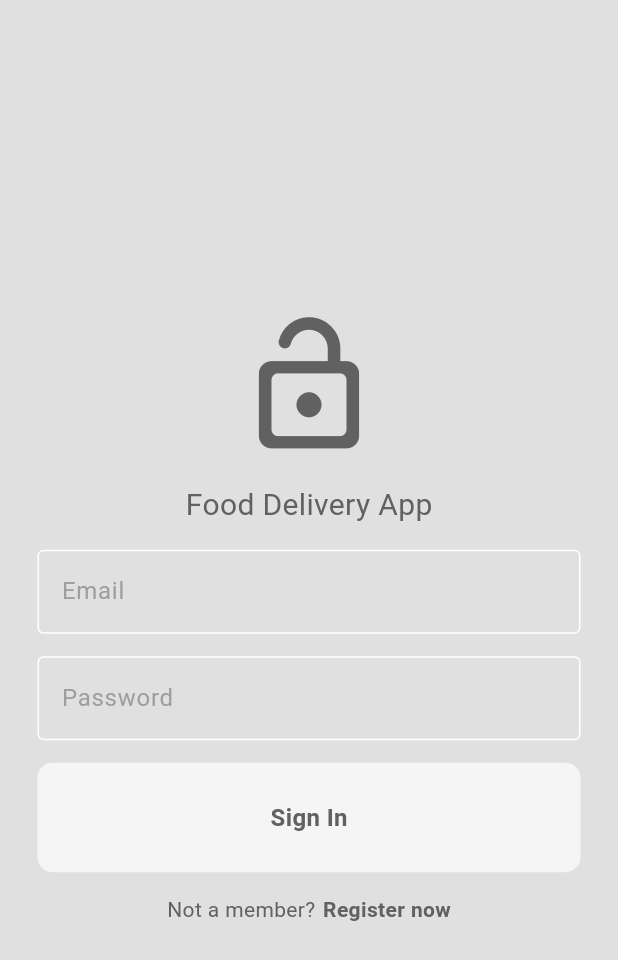
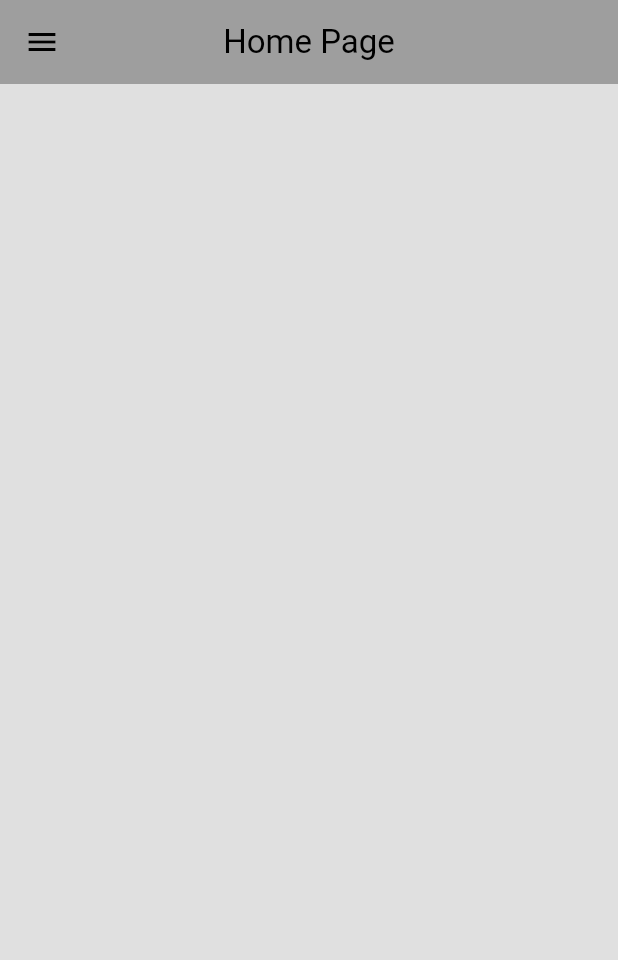
Before and after one commit to pasanUdr/food-delivery-app, a Flutter app: the screen it shows after launch, after a tap on "Sign In", on a phone screen of 412 x 824 dp. Shown: the top 960 px of the screen. Run offline on Flutter 3.47's test engine with Material 3 defaults, Android fonts, the phone set to English and light mode, and no system bars.

```diff
--- /dev/null
+++ b/devtools_options.yaml
@@ -0,0 +1,3 @@
+description: This file stores settings for Dart & Flutter DevTools.
+documentation: https://docs.flutter.dev/tools/devtools/extensions#configure-extension-enablement-states
+extensions:
--- /dev/null
+++ b/lib/pages/home_page.dart
@@ -0,0 +1,24 @@
+import 'package:flutter/material.dart';
+import 'package:test/components/my_drawer.dart';
+
+class HomePage extends StatefulWidget {
+  const HomePage({super.key});
+
+  @override
+  State<HomePage> createState() => _HomePageState();
+}
+
+class _HomePageState extends State<HomePage> {
+  @override
+  Widget build(BuildContext context) {
+    return  Scaffold(
+      appBar: AppBar(
+        title: const Text("Home Page"),
+        backgroundColor: Theme.of(context).colorScheme.primary,
+        centerTitle: true,
+      ),
+      drawer: const MyDrawer(),
+
+    );
+  }
+}
--- a/lib/pages/login_page.dart
+++ b/lib/pages/login_page.dart
@@ -1,23 +1,31 @@
 import 'package:flutter/material.dart';
 import 'package:test/components/my_button.dart';
 import 'package:test/components/my_textfield.dart';
+import 'package:test/pages/home_page.dart';
 
 class LoginPage extends StatefulWidget {
-
   final void Function()? onTap;
 
   const LoginPage({super.key, required this.onTap});
 
   @override
-  State<LoginPage> createState() => _LoginPageState();}
+  State<LoginPage> createState() => _LoginPageState();
+}
 
-class _LoginPageState extends State<LoginPage>{
-
+class _LoginPageState extends State<LoginPage> {
   //text editing controllers
   final TextEditingController emailController = TextEditingController();
   final TextEditingController passwordController = TextEditingController();
 
-
+  //login method
+  void login() {
+    /*
+    f533 authentication here
+    */
+    //navigte to home page
+    Navigator.push(
+        context, MaterialPageRoute(builder: (context) => const HomePage()));
+  }
 
   @override
   Widget build(BuildContext context) {
@@ -63,7 +71,7 @@ class _LoginPageState extends State<LoginPage>{
               height: 15,
             ),
             //sign in btn
-            MyButton(onTap: () {}, text: "Sign In"),
+            MyButton( onTap: login, text: "Sign In"),
             const SizedBox(
               height: 15,
             ),
```
Also changed, not shown: lib/components/my_drawer.dart (added, +64 -0 lines), lib/components/my_drawer_tile.dart (added, +32 -0 lines), lib/pages/settings_page.dart (added, +42 -0 lines).
